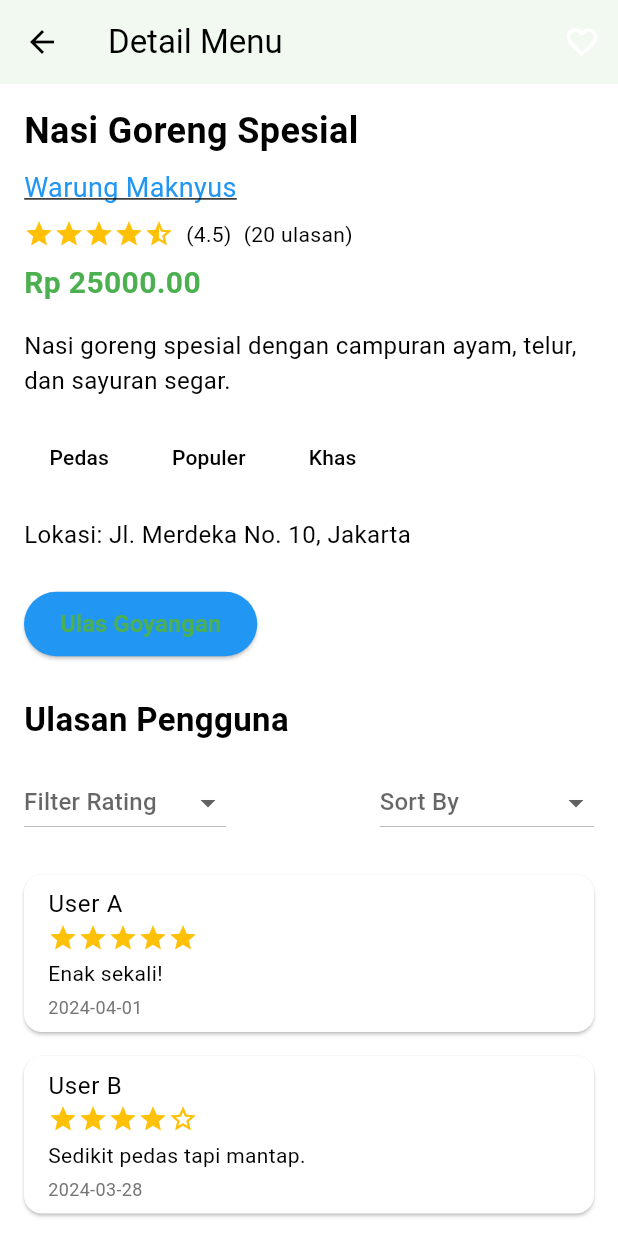
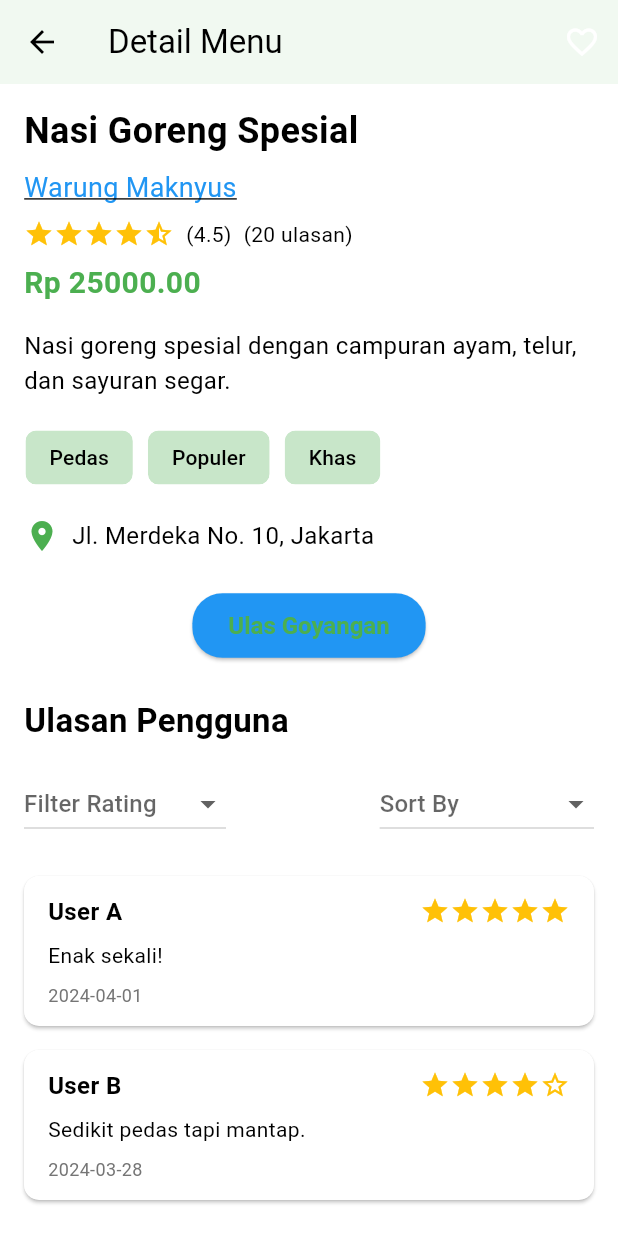
Before and after one commit to D-EZA-Kelompok5/goyang-lidah-jogja-mobile, a Flutter app: the MenuDetailPage screen opened directly, scrolled down 218 dp, on a phone screen of 412 x 824 dp. Run offline on Flutter 3.47's test engine with Material 3 defaults, Android fonts, the phone set to English and light mode, and no system bars; our stand-ins replace flutter_rating_bar; missing offline and left inert: pbp_django_auth.

Commit message:
ulasGoyangan.dart rating bintang

```diff
--- a/lib/screens/menu_detail.dart
+++ b/lib/screens/menu_detail.dart
@@ -1,4 +1,7 @@
+// lib/screens/menu_detail.dart
+
 import 'package:flutter/material.dart';
+import 'package:goyang_lidah_jogja/screens/ulasGoyangan.dart'; // Import UlasGoyanganPage
 
 class MenuDetailPage extends StatefulWidget {
   @override
@@ -14,7 +17,7 @@ class _MenuDetailPageState extends State<MenuDetailPage> {
     final Map<String, dynamic> menu = {
       'id': 1,
       'name': 'Nasi Goreng Spesial',
-      'image': 'https://via.placeholder.com/400',
+      'image': 'assets/images/nasigorengspecial.jpeg', // Path aset yang benar
       'price': 25000.00,
       'description':
           'Nasi goreng spesial dengan campuran ayam, telur, dan sayuran segar.',
@@ -82,12 +85,14 @@ class _MenuDetailPageState extends State<MenuDetailPage> {
           crossAxisAlignment: CrossAxisAlignment.start,
           children: [
             // Gambar Menu
-            if (menu['image'] != null && (menu['image'] as String).isNotEmpty)
-              Image.network(
-                menu['image'],
+            ClipRRect(
+              borderRadius: BorderRadius.circular(10),
+              child: Image.asset(
+                menu['image'], // Menggunakan Image.asset dengan path yang benar
                 width: double.infinity,
                 height: 200,
                 fit: BoxFit.cover,
+              ),
             ),
             SizedBox(height: 16.0),
 
@@ -155,35 +160,48 @@ class _MenuDetailPageState extends State<MenuDetailPage> {
               children: (menu['tags'] as List<dynamic>)
                   .map((tag) => Chip(
                         label: Text(tag),
+                        backgroundColor: Colors.green[100],
                       ))
                   .toList(),
             ),
             SizedBox(height: 16.0),
 
             // Lokasi
-            Text(
-              'Lokasi: ${menu['restaurant']['address']}',
+            Row(
+              children: [
+                Icon(Icons.location_on, color: Colors.green),
+                SizedBox(width: 8.0),
+                Expanded(
+                  child: Text(
+                    menu['restaurant']['address'],
                     style: TextStyle(fontSize: 16),
+                  ),
+                ),
+              ],
             ),
             SizedBox(height: 24.0),
 
             // Tombol Ulas Goyangan
-            ElevatedButton(
+            Center(
+              child: ElevatedButton(
                 onPressed: () {
-                // Implementasikan navigasi ke halaman ulasan atau tampilkan modal login
-                ScaffoldMessenger.of(context).showSnackBar(
-                  SnackBar(
-                    content: Text('Tombol Ulas Goyangan ditekan'),
-                  ),
+                  Navigator.push(
+                    context,
+                    MaterialPageRoute(
+                        builder: (context) => UlasGoyanganPage()),
                   );
                 },
                 child: Text('Ulas Goyangan'),
                 style: ElevatedButton.styleFrom(
-                backgroundColor: Colors.blue, // Ganti 'primary' dengan 'backgroundColor'
+                  backgroundColor: Colors.blue,
                   padding:
                       EdgeInsets.symmetric(horizontal: 24.0, vertical: 12.0),
                   textStyle:
                       TextStyle(fontSize: 16, fontWeight: FontWeight.bold),
+                  shape: RoundedRectangleBorder(
+                    borderRadius: BorderRadius.circular(20),
+                  ),
+                ),
               ),
             ),
             SizedBox(height: 24.0),
@@ -280,19 +298,40 @@ class _MenuDetailPageState extends State<MenuDetailPage> {
                 final review = reviews[index];
                 return Card(
                   margin: EdgeInsets.symmetric(vertical: 8.0),
-                  child: ListTile(
-                    title: Text(review['user']),
-                    subtitle: Column(
+                  shape: RoundedRectangleBorder(
+                    borderRadius: BorderRadius.circular(10),
+                  ),
+                  child: Padding(
+                    padding:
+                        const EdgeInsets.symmetric(vertical: 12.0, horizontal: 16.0),
+                    child: Column(
                       crossAxisAlignment: CrossAxisAlignment.start,
                       children: [
+                        // Header Ulasan: Nama dan Rating
+                        Row(
+                          mainAxisAlignment: MainAxisAlignment.spaceBetween,
+                          children: [
+                            Text(
+                              review['user'],
+                              style: TextStyle(
+                                fontSize: 16,
+                                fontWeight: FontWeight.bold,
+                              ),
+                            ),
                             _buildStarRating(review['rating']),
-                        SizedBox(height: 4.0),
-                        Text(review['comment']),
-                        SizedBox(height: 4.0),
+                          ],
+                        ),
+                        SizedBox(height: 8.0),
+                        // Komentar Ulasan
+                        Text(
+                          review['comment'],
+                          style: TextStyle(fontSize: 14),
+                        ),
+                        SizedBox(height: 8.0),
+                        // Tanggal Ulasan
                         Text(
                           review['date'],
-                          style:
-                              TextStyle(fontSize: 12, color: Colors.grey[600]),
+                          style: TextStyle(fontSize: 12, color: Colors.grey[600]),
                         ),
                       ],
                     ),
```
Also changed, not shown: lib/screens/homepage.dart (+50 -7 lines), lib/screens/ulasGoyangan.dart (added, +114 -0 lines), pubspec.yaml (+5 -2 lines), lib/assets/images/nasigorengspecial.jpeg (added), pubspec.lock. Lines whose indentation alone changed are shown as unchanged.
